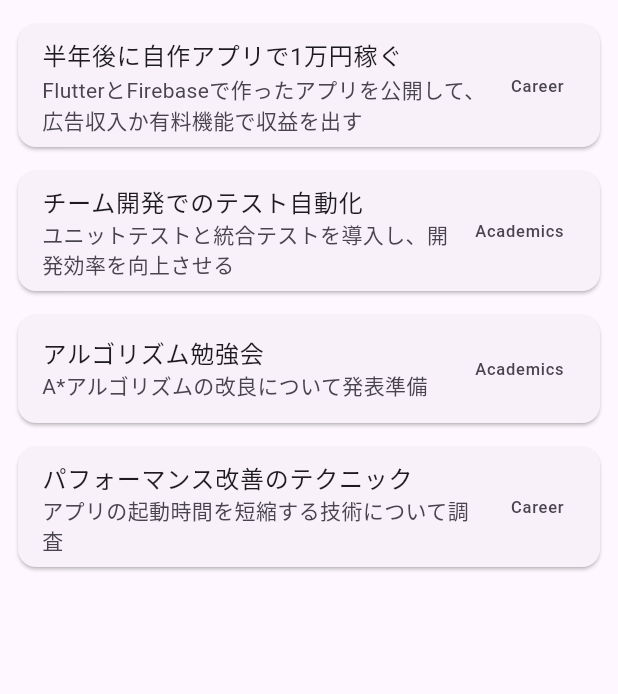
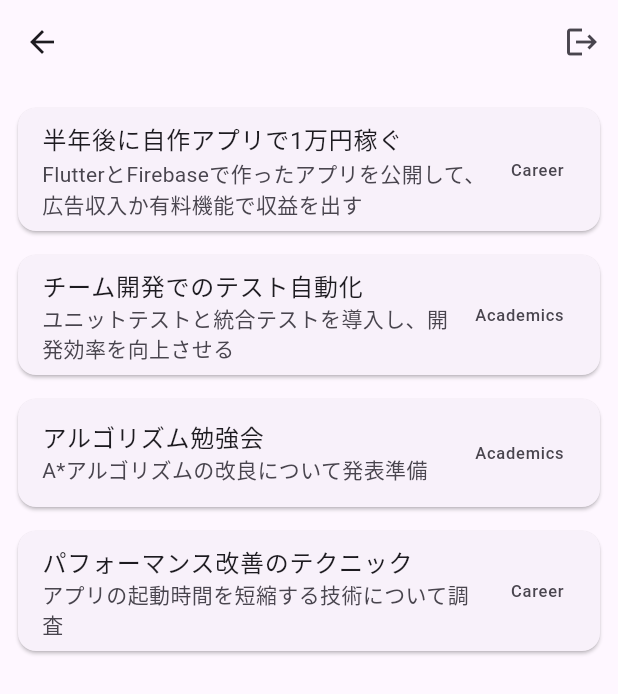
Before and after one commit to penginfly/giragiramap, a Flutter app: the MyListPage screen opened directly, on a phone screen of 412 x 824 dp. Shown: the top 694 px of the screen. Run offline on Flutter 3.47's test engine with Material 3 defaults, Android fonts, the phone set to English and light mode, and no system bars; our stand-ins replace cloud_firestore, firebase_auth, firebase_core; accounts and stored records are empty; network calls fail.

Commit message:
ログアウト機能できた

```diff
--- a/lib/main.dart
+++ b/lib/main.dart
@@ -3,6 +3,7 @@ import 'pages/main_screen.dart';
 import 'pages/login_page.dart';
 import 'package:firebase_core/firebase_core.dart';
 import 'firebase_options.dart';
+import 'pages/auth_gate.dart';
 
 void main() async{
   WidgetsFlutterBinding.ensureInitialized();
@@ -38,7 +39,7 @@ class MyApp extends StatelessWidget {
         // tested with just a hot reload.
         colorScheme: ColorScheme.fromSeed(seedColor: Colors.deepPurple),
       ),
-      home: const LoginView(),
+      home: const AuthGate(),
     );
   }
 }
--- a/lib/pages/login_page.dart
+++ b/lib/pages/login_page.dart
@@ -1,5 +1,6 @@
 import 'package:flutter/material.dart';
 import 'package:firebase_auth/firebase_auth.dart';
+import 'package:giragiramap/pages/main_screen.dart';
 import 'signup_view.dart';
 import 'continent_map_demo_page.dart';
 
@@ -30,7 +31,7 @@ class _LoginViewState extends State<LoginView> {
       if (mounted) { // mountedチェックを追加するとより安全
         Navigator.pushReplacement( // pushReplacementを使うとログイン画面に戻れなくなる
           context,
-          MaterialPageRoute(builder: (context) => const ContinentMapScrollablePage()),
+          MaterialPageRoute(builder: (context) => const MainScreen()),
         );
       }
 
--- a/lib/pages/main_screen.dart
+++ b/lib/pages/main_screen.dart
@@ -2,7 +2,8 @@
 import 'package:flutter/material.dart';
 import 'mylist_page.dart';
 import 'continent_map_demo_page.dart';
-import 'login_page.dart'; // 右側のユーザーページ（仮）
+import 'login_page.dart';
+
 
 class MainScreen extends StatefulWidget {
   const MainScreen({super.key});
--- a/lib/pages/mylist_page.dart
+++ b/lib/pages/mylist_page.dart
@@ -1,6 +1,7 @@
 // lib/pages/mylist_page.dart
 import 'package:flutter/material.dart';
 import '../data/dummy_data.dart';
+import 'package:firebase_auth/firebase_auth.dart';
 
 class MyListPage extends StatelessWidget {
   const MyListPage({super.key});
@@ -13,8 +14,27 @@ class MyListPage extends StatelessWidget {
         .where((p) => p['userId'] == currentUserId)
         .toList();
 
-    // ← Scaffoldなし。リスト本体だけ返す
-    return ListView.builder(
+    // ▼▼▼ Start of changes ▼▼▼
+    // Wrap the ListView with a Scaffold widget
+    return Scaffold(
+      // Add an AppBar to the top of the screen
+      appBar: AppBar(
+        // Add a list of action buttons to the right of the title
+        actions: [
+          // Add a logout icon button
+          IconButton(
+            icon: const Icon(Icons.logout),
+            tooltip: 'Logout', // Optional: shows a label on long-press
+            onPressed: () {
+              // Call the signOut method from FirebaseAuth
+              FirebaseAuth.instance.signOut();
+              // Your AuthGate will automatically handle the screen transition
+            },
+          ),
+        ],
+      ),
+      // Set the ListView as the main content of the screen
+      body: ListView.builder(
         padding: const EdgeInsets.symmetric(vertical: 8),
         itemCount: myPins.length,
         itemBuilder: (context, index) {
@@ -28,6 +48,8 @@ class MyListPage extends StatelessWidget {
             ),
           );
         },
+      ),
     );
+    // ▲▲▲ End of changes ▲▲▲
   }
 }
```
Also changed, not shown: lib/pages/auth_gate.dart (added, +28 -0 lines). Lines whose indentation alone changed are shown as unchanged.
